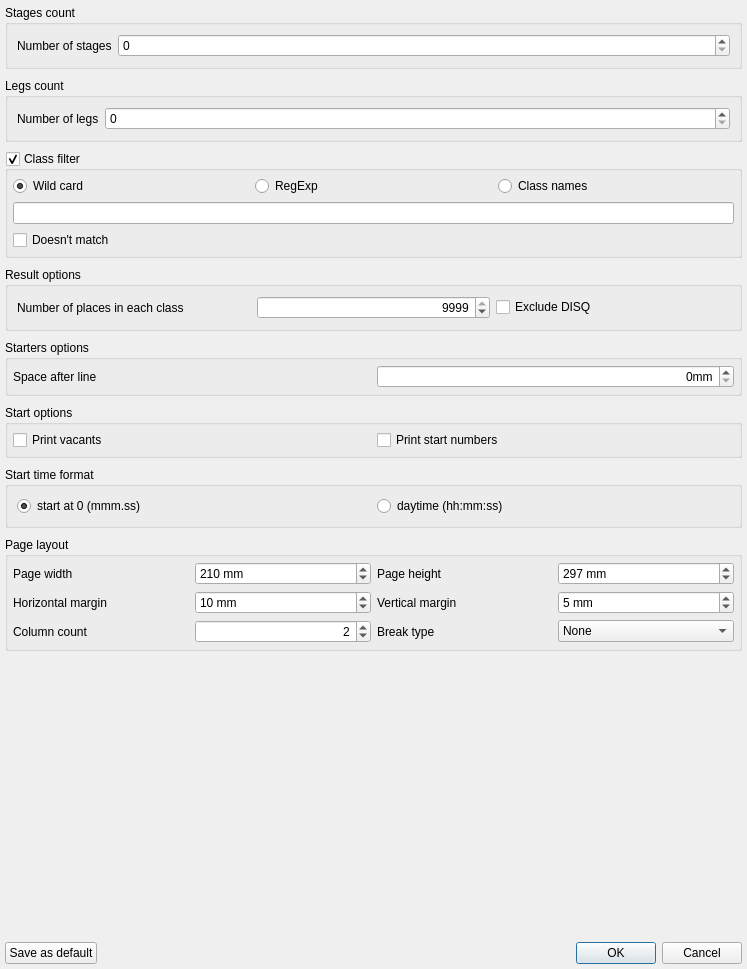
Quick-Event/quickbox, file libquickevent/libquickeventgui/src/reportoptionsdialog.ui: the form before one commit.
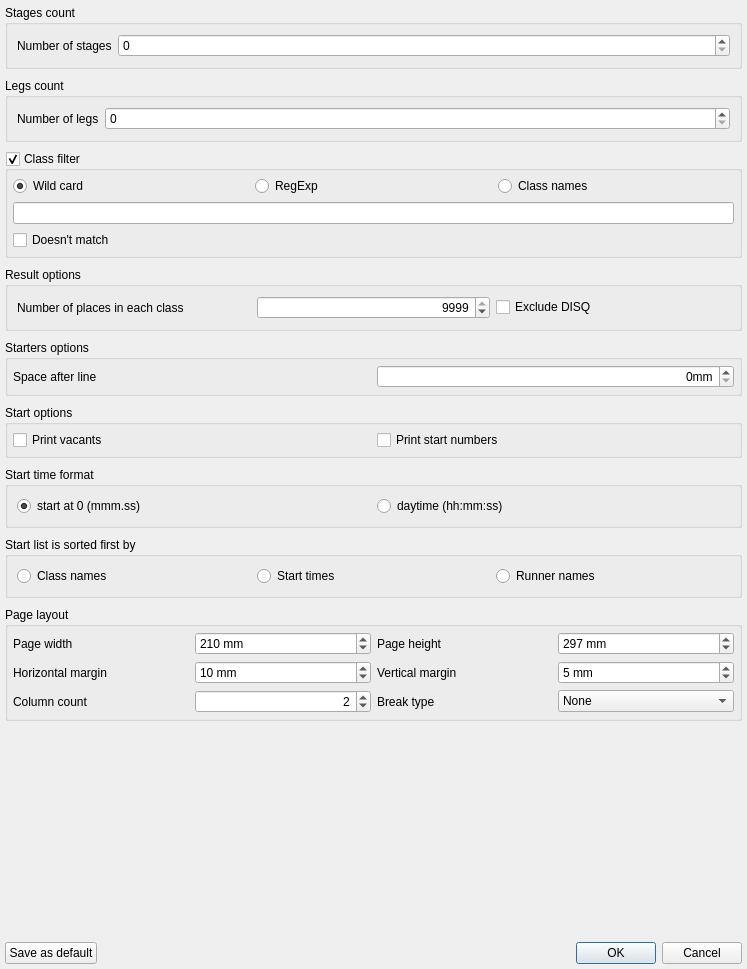
The form after the commit.

Commit message: Improved club start list sorting - feature request #739 Now are possible 3 basic types : by Class Names, by Start times, by Runner names

Patch:
```diff
--- a/libquickevent/libquickeventgui/src/reportoptionsdialog.ui
+++ b/libquickevent/libquickeventgui/src/reportoptionsdialog.ui
@@ -278,6 +278,45 @@
      </layout>
     </widget>
    </item>
+   <item>
+    <widget class="QGroupBox" name="grpStartlistOrderBy">
+     <property name="title">
+      <string>Start list is sorted first by</string>
+     </property>
+     <layout class="QHBoxLayout" name="horizontalLayout_5">
+      <item>
+       <widget class="QRadioButton" name="btStartOrder1">
+        <property name="toolTip">
+         <string>&lt;html&gt;&lt;head/&gt;&lt;body&gt;&lt;p&gt;(class name, start time,  runner name)&lt;/p&gt;&lt;/body&gt;&lt;/html&gt;</string>
+        </property>
+        <property name="text">
+         <string>Class names</string>
+        </property>
+       </widget>
+      </item>
+      <item>
+       <widget class="QRadioButton" name="btStartOrder2">
+        <property name="toolTip">
+         <string>&lt;html&gt;&lt;head/&gt;&lt;body&gt;&lt;p&gt;(runner name, class name, start time)&lt;/p&gt;&lt;/body&gt;&lt;/html&gt;</string>
+        </property>
+        <property name="text">
+         <string>Start times</string>
+        </property>
+       </widget>
+      </item>
+      <item>
+       <widget class="QRadioButton" name="btStartOrder3">
+        <property name="toolTip">
+         <string>&lt;html&gt;&lt;head/&gt;&lt;body&gt;&lt;p&gt;(start time, class name, runner name)&lt;/p&gt;&lt;/body&gt;&lt;/html&gt;</string>
+        </property>
+        <property name="text">
+         <string>Runner names</string>
+        </property>
+       </widget>
+      </item>
+     </layout>
+    </widget>
+   </item>
    <item>
     <widget class="QGroupBox" name="grpPageLayout">
      <property name="title">
```
The commit also changes 4 other files.
